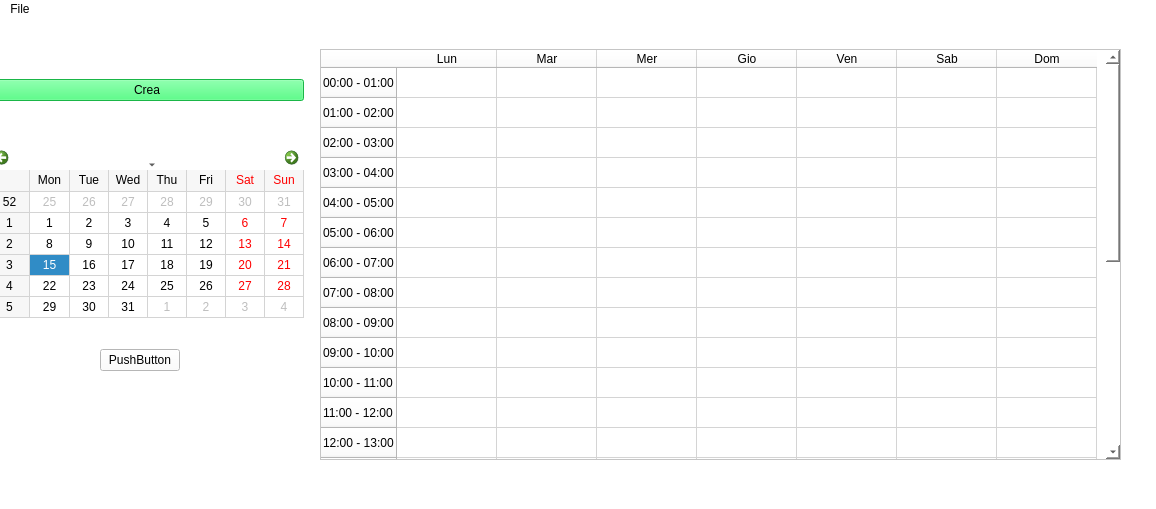
Qt form CalendarToDoList/mainwindow.ui (DarthReca/calendar-to-do-list) before a commit.
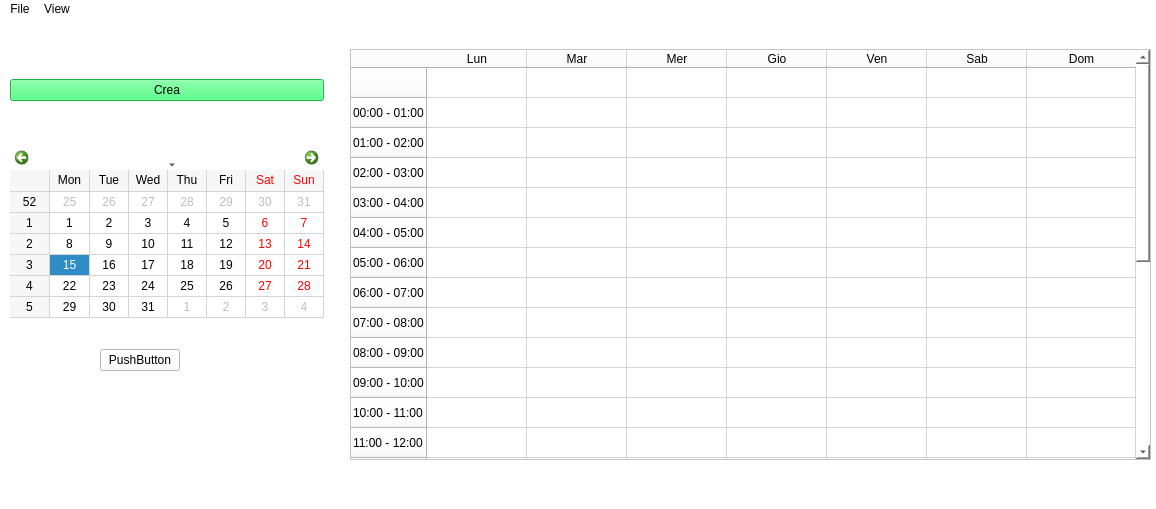
The same form after that commit.

Commit message: Calendar Widget

Patch:
```diff
--- a/CalendarToDoList/mainwindow.ui
+++ b/CalendarToDoList/mainwindow.ui
@@ -23,25 +23,54 @@
    <string notr="true">background-color: rgb(255, 255, 255);</string>
   </property>
   <widget class="QWidget" name="centralwidget">
-   <widget class="QTableWidget" name="tableWidget">
+   <widget class="QTableWidget" name="calendarTable">
+    <property name="enabled">
+     <bool>true</bool>
+    </property>
     <property name="geometry">
      <rect>
-      <x>320</x>
+      <x>350</x>
       <y>30</y>
       <width>801</width>
       <height>411</height>
      </rect>
     </property>
+    <property name="sizePolicy">
+     <sizepolicy hsizetype="Preferred" vsizetype="Preferred">
+      <horstretch>0</horstretch>
+      <verstretch>0</verstretch>
+     </sizepolicy>
+    </property>
     <property name="styleSheet">
      <string notr="true">border-color: rgb(159, 159, 159);
 </string>
     </property>
+    <property name="editTriggers">
+     <set>QAbstractItemView::NoEditTriggers</set>
+    </property>
+    <property name="alternatingRowColors">
+     <bool>false</bool>
+    </property>
+    <property name="selectionMode">
+     <enum>QAbstractItemView::NoSelection</enum>
+    </property>
+    <property name="wordWrap">
+     <bool>true</bool>
+    </property>
     <property name="rowCount">
      <number>25</number>
     </property>
     <attribute name="horizontalHeaderCascadingSectionResizes">
      <bool>false</bool>
     </attribute>
+    <attribute name="horizontalHeaderStretchLastSection">
+     <bool>true</bool>
+    </attribute>
+    <row>
+     <property name="text">
+      <string/>
+     </property>
+    </row>
     <row>
      <property name="text">
       <string>00:00 - 01:00</string>
@@ -162,7 +191,6 @@
       <string>23:00 - 00:00</string>
      </property>
     </row>
-    <row/>
     <column>
      <property name="text">
       <string>Lun</string>
@@ -202,7 +230,7 @@
    <widget class="QWidget" name="layoutWidget">
     <property name="geometry">
      <rect>
-      <x>-10</x>
+      <x>10</x>
       <y>60</y>
       <width>314</width>
       <height>239</height>
@@ -295,7 +323,21 @@
     </property>
     <addaction name="actionLogin"/>
    </widget>
+   <widget class="QMenu" name="menuView">
+    <property name="title">
+     <string>View</string>
+    </property>
+    <widget class="QMenu" name="menuVedi_tabella">
+     <property name="title">
+      <string>Vedi tabella</string>
+     </property>
+     <addaction name="actionGiorno"/>
+     <addaction name="actionSettimanale"/>
+    </widget>
+    <addaction name="menuVedi_tabella"/>
+   </widget>
    <addaction name="menuFile"/>
+   <addaction name="menuView"/>
   </widget>
   <widget class="QStatusBar" name="statusbar"/>
   <action name="actionLogin">
```
Left out of the diff: 16 changed lines with no effect on the pictures. The commit also changes 5 other files.
